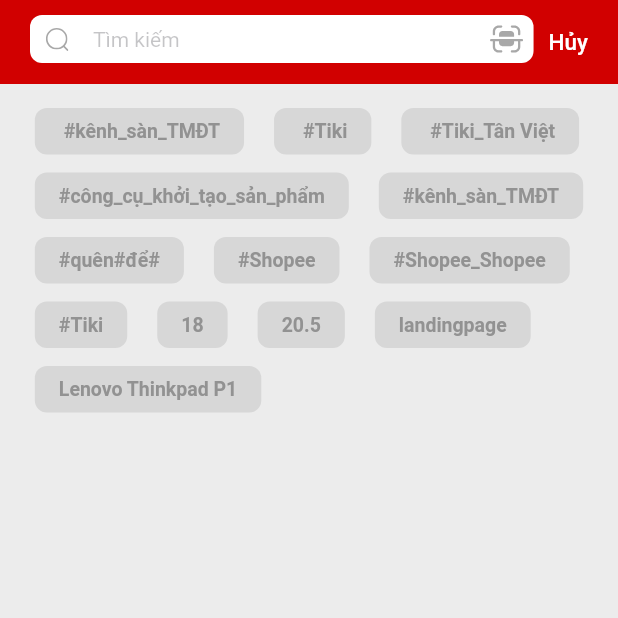
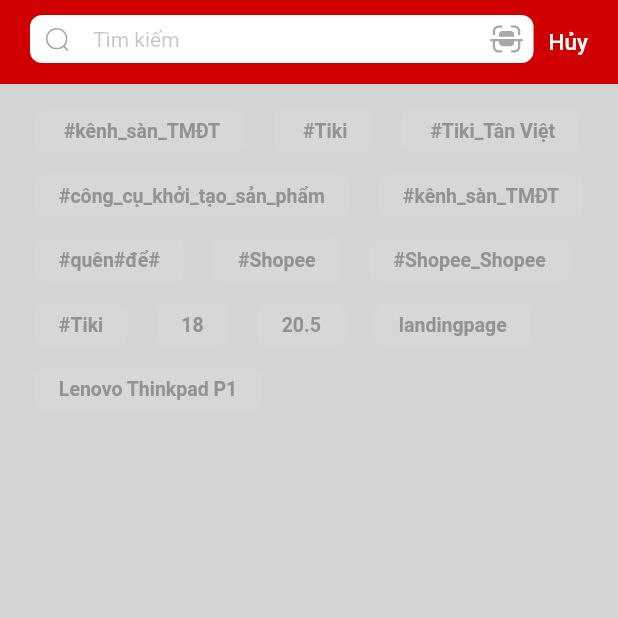
Before and after one commit to nguyenvanhuan11061998/demo_sapo_app, a Flutter app: the SearchPage screen opened directly, on a phone screen of 412 x 824 dp, the top half of it. Run offline on Flutter 3.47's test engine with Material 2 defaults, Android fonts, the phone set to English and light mode, and no system bars; our stand-ins replace cached_network_image, carousel_slider, dio, dotted_decoration, flutter_bloc, flutter_html and 9 more; missing offline and left inert: auth_nav, fl_paging, oauth2_dio, syncfusion_flutter_barcodes; accounts and stored records are empty; statements that could not run were skipped; project files that could hold a hidden picture were left out.

Commit message:
add logic search page 3

```diff
--- a/lib/pages/main/search/search_page.dart
+++ b/lib/pages/main/search/search_page.dart
@@ -38,7 +38,7 @@ class _SearchPageState extends State<SearchPage> {
   @override
   Widget build(BuildContext context) {
     return Scaffold(
-      backgroundColor: Color(0xffececec),
+      backgroundColor: Color(0xffd5d5d5),
       body: Column(
         mainAxisAlignment: MainAxisAlignment.start,
         crossAxisAlignment: CrossAxisAlignment.center,
```
